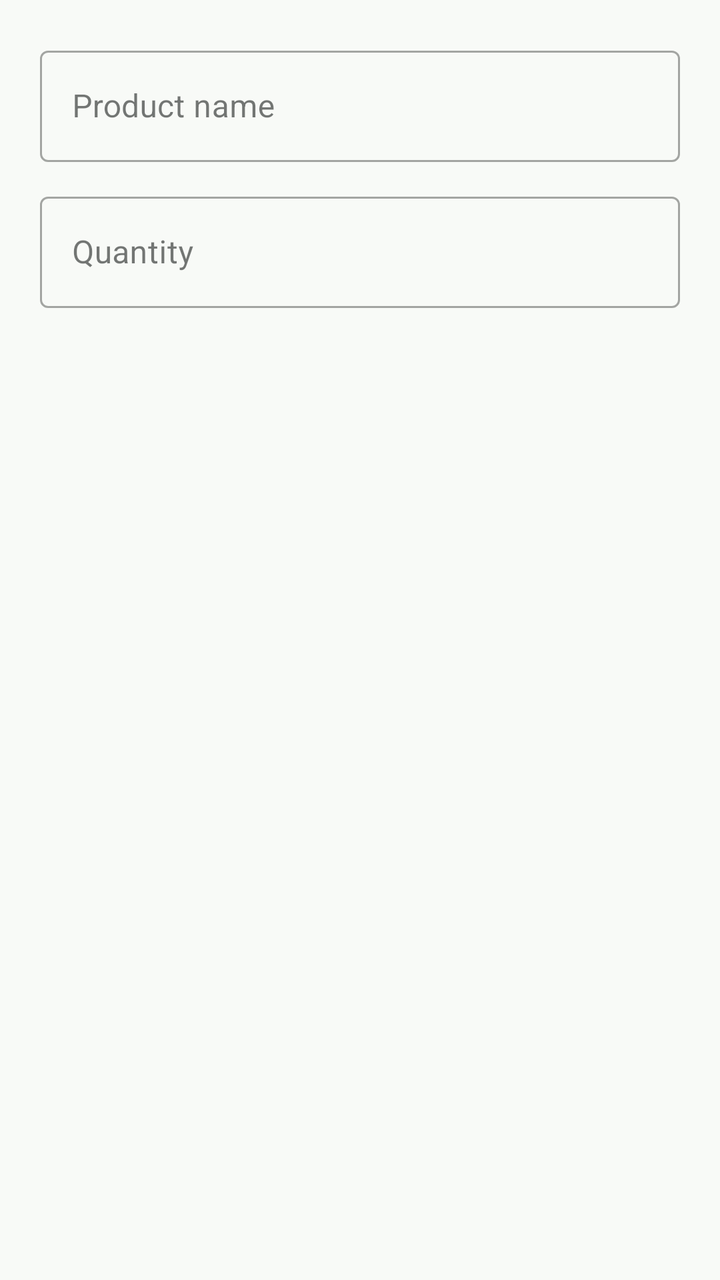
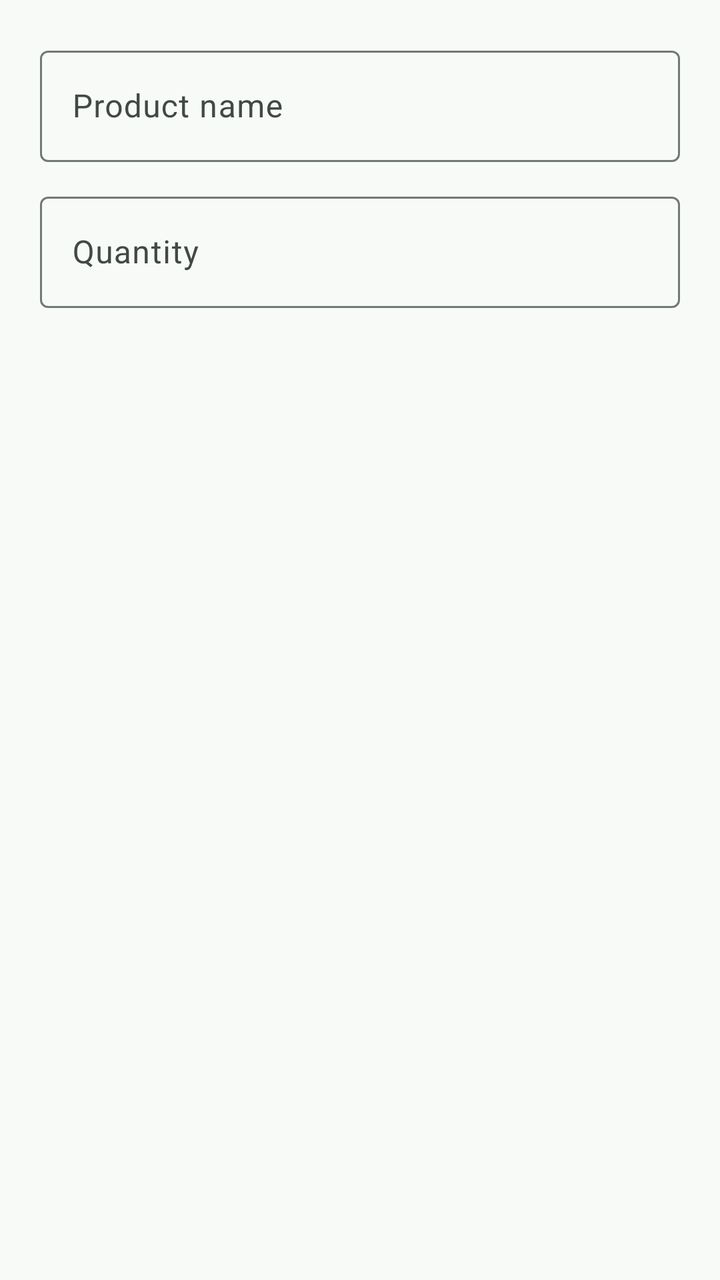

Screens rendered from an Android XML layout before and after an edit, with the pre-edit source and the edit as a unified diff.
<!-- AndroidManifest.xml: application theme Theme.Dispensa -->
<!-- res/layout/dialog_edit_shopping_item.xml -->
<?xml version="1.0" encoding="utf-8"?>
<LinearLayout xmlns:android="http://schemas.android.com/apk/res/android"
    android:layout_width="match_parent"
    android:layout_height="wrap_content"
    android:orientation="vertical"
    android:padding="20dp">

    <com.google.android.material.textfield.TextInputLayout
        style="@style/Widget.MaterialComponents.TextInputLayout.OutlinedBox"
        android:layout_width="match_parent"
        android:layout_height="wrap_content"
        android:hint="@string/hint_product_name">

        <com.google.android.material.textfield.TextInputEditText
            android:id="@+id/editTextEditName"
            android:layout_width="match_parent"
            android:layout_height="wrap_content"
            android:inputType="textCapSentences" />
    </com.google.android.material.textfield.TextInputLayout>

    <com.google.android.material.textfield.TextInputLayout
        style="@style/Widget.MaterialComponents.TextInputLayout.OutlinedBox"
        android:layout_width="match_parent"
        android:layout_height="wrap_content"
        android:layout_marginTop="12dp"
        android:hint="@string/quantity_hint">

        <com.google.android.material.textfield.TextInputEditText
            android:id="@+id/editTextEditQuantity"
            android:layout_width="match_parent"
            android:layout_height="wrap_content"
            android:inputType="number" />
    </com.google.android.material.textfield.TextInputLayout>

</LinearLayout>
<!-- resources referenced by this layout -->
<resources>
  <string name="hint_product_name">Product name</string>
  <string name="quantity_hint">Quantity</string>
  <style name="Theme.Dispensa" parent="Base.Theme.Dispensa">
          
          <item name="android:navigationBarColor">@android:color/transparent</item>
          <item name="android:statusBarColor">@android:color/transparent</item>
          <item name="android:windowLightStatusBar">?attr/isLightTheme</item>
      </style>
  <color name="md_theme_primary">#2E6B4E</color>
  <color name="md_theme_onPrimary">#FFFFFF</color>
  <color name="md_theme_primaryContainer">#B7E4C7</color>
  <color name="md_theme_onPrimaryContainer">#092115</color>
  <color name="md_theme_secondary">#C86D51</color>
  <color name="md_theme_onSecondary">#FFFFFF</color>
  <color name="md_theme_secondaryContainer">#FFDBD0</color>
  <color name="md_theme_onSecondaryContainer">#3A0B02</color>
  <color name="md_theme_tertiary">#3D6373</color>
  <color name="md_theme_onTertiary">#FFFFFF</color>
  <color name="md_theme_tertiaryContainer">#C1E8FB</color>
  <color name="md_theme_onTertiaryContainer">#001F29</color>
  <color name="md_theme_background">#F8FAF7</color>
  <color name="md_theme_onBackground">#191C1A</color>
  <color name="md_theme_surface">#FFFFFF</color>
  <color name="md_theme_onSurface">#191C1A</color>
  <color name="md_theme_surfaceVariant">#DDE5DF</color>
  <color name="md_theme_onSurfaceVariant">#414943</color>
  <color name="md_theme_outline">#717973</color>
  <color name="md_theme_outlineVariant">#C1C9C3</color>
  <color name="product_expired_stroke">#E53935</color>
  <color name="white">#FFFFFFFF</color>
  <color name="product_expired_background">#FFEBEE</color>
  <color name="product_expired_text">#C62828</color>
  <!-- unchanged entries left out for length: 1 -->
</resources>

<!-- the commit's change to res/layout/dialog_edit_shopping_item.xml (unified diff, before → after) -->
@@ -6,7 +6,7 @@
     android:padding="20dp">
 
     <com.google.android.material.textfield.TextInputLayout
-        style="@style/Widget.MaterialComponents.TextInputLayout.OutlinedBox"
+        style="@style/Widget.Material3.TextInputLayout.OutlinedBox"
         android:layout_width="match_parent"
         android:layout_height="wrap_content"
         android:hint="@string/hint_product_name">
@@ -19,7 +19,7 @@
     </com.google.android.material.textfield.TextInputLayout>
 
     <com.google.android.material.textfield.TextInputLayout
-        style="@style/Widget.MaterialComponents.TextInputLayout.OutlinedBox"
+        style="@style/Widget.Material3.TextInputLayout.OutlinedBox"
         android:layout_width="match_parent"
         android:layout_height="wrap_content"
         android:layout_marginTop="12dp"
